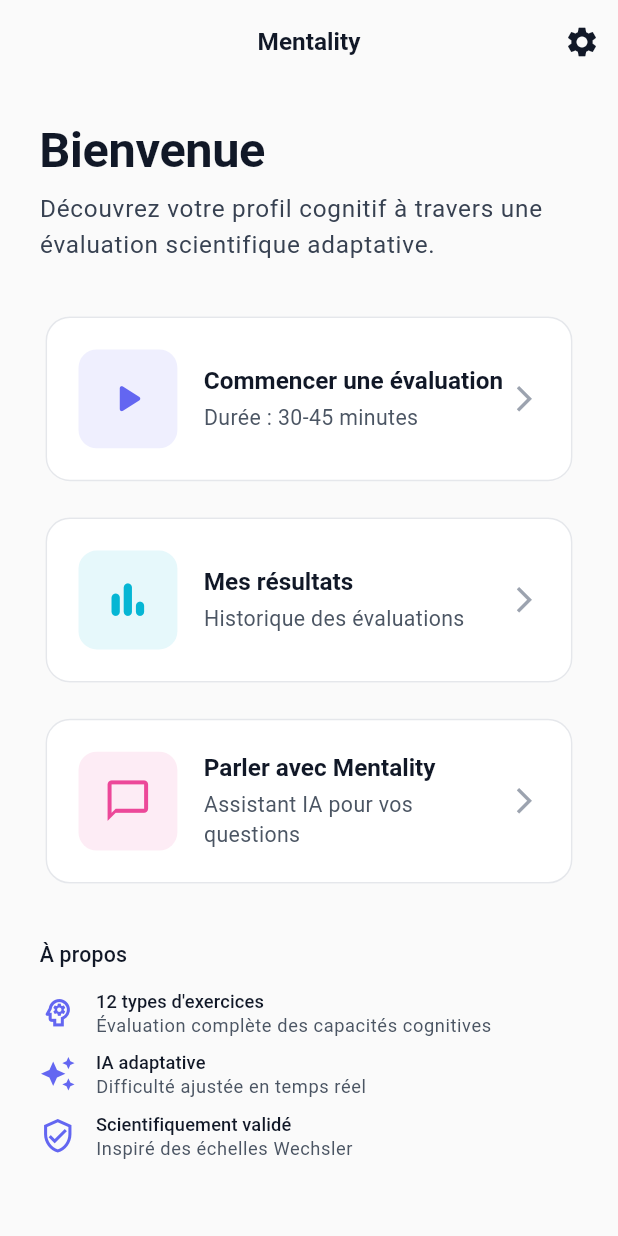
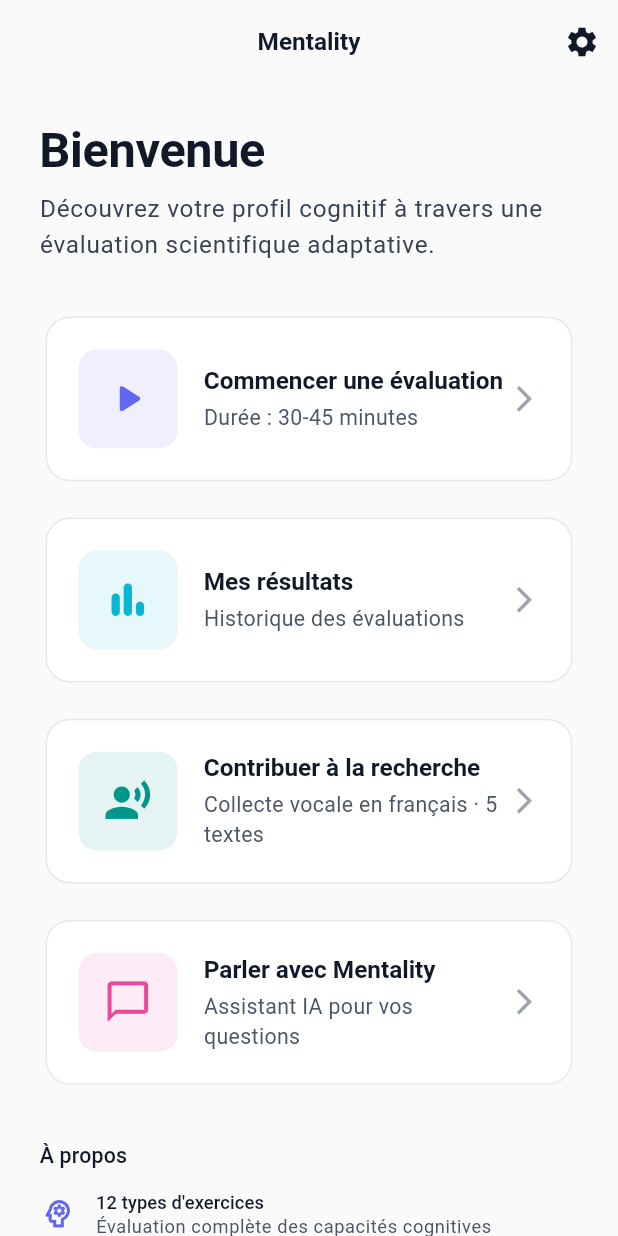
Before and after one commit to alvin971/mentality-flutter-web, a Flutter app: the screen it shows after launch, on a phone screen of 412 x 824 dp. Run offline on Flutter 3.47's test engine with Material 3 defaults, Android fonts, the phone set to English and light mode, and no system bars; our stand-ins replace equatable, flutter_screenutil, hive_flutter, shared_preferences; missing offline and left inert: record; accounts and stored records are empty.

Commit message:
feat: add 'Contribuer à la recherche' card on HomePage
Adds navigation button to OralTestFlow from the home screen.
The audio collection module was implemented but unreachable from the UI.

Co-Authored-By: Claude Sonnet 4.6 <noreply@anthropic.com>

```diff
--- a/lib/main.dart
+++ b/lib/main.dart
@@ -18,6 +18,7 @@ import 'features/exercises_implementations/coding/presentation/pages/coding_test
 import 'features/exercises_implementations/symbol_search/presentation/pages/symbol_search_test_page.dart';
 import 'features/complete_test/presentation/pages/complete_test_orchestrator_page.dart';
 import 'features/chat/presentation/pages/mentality_chat_page.dart';
+import 'features/data_collection/oral_test_flow.dart';
 
 void main() async {
   WidgetsFlutterBinding.ensureInitialized();
@@ -478,6 +479,66 @@ class HomePage extends StatelessWidget {
                               SizedBox(height: 4.h),
                               Text(
                                 'Historique des évaluations',
+                                style: Theme.of(context).textTheme.bodyMedium?.copyWith(
+                                  color: AppColors.grey600,
+                                ),
+                              ),
+                            ],
+                          ),
+                        ),
+                        Icon(
+                          Icons.arrow_forward_ios,
+                          size: 20.sp,
+                          color: AppColors.grey400,
+                        ),
+                      ],
+                    ),
+                  ),
+                ),
+              ),
+              SizedBox(height: 16.h),
+
+              // Card : Collecte audio
+              Card(
+                child: InkWell(
+                  onTap: () {
+                    Navigator.push(
+                      context,
+                      MaterialPageRoute(
+                        builder: (_) => const OralTestFlow(),
+                      ),
+                    );
+                  },
+                  borderRadius: BorderRadius.circular(16.r),
+                  child: Padding(
+                    padding: EdgeInsets.all(20.w),
+                    child: Row(
+                      children: [
+                        Container(
+                          width: 60.w,
+                          height: 60.w,
+                          decoration: BoxDecoration(
+                            color: Colors.teal.withOpacity(0.1),
+                            borderRadius: BorderRadius.circular(12.r),
+                          ),
+                          child: Icon(
+                            Icons.record_voice_over,
+                            size: 32.sp,
+                            color: Colors.teal,
+                          ),
+                        ),
+                        SizedBox(width: 16.w),
+                        Expanded(
+                          child: Column(
+                            crossAxisAlignment: CrossAxisAlignment.start,
+                            children: [
+                              Text(
+                                'Contribuer à la recherche',
+                                style: Theme.of(context).textTheme.titleLarge,
+                              ),
+                              SizedBox(height: 4.h),
+                              Text(
+                                'Collecte vocale en français · 5 textes',
                                 style: Theme.of(context).textTheme.bodyMedium?.copyWith(
                                   color: AppColors.grey600,
                                 ),
```
